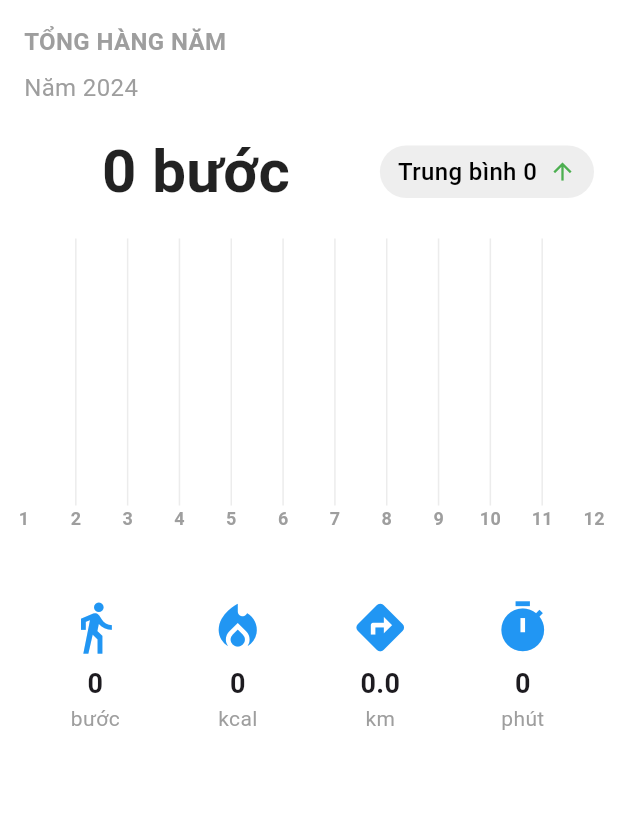
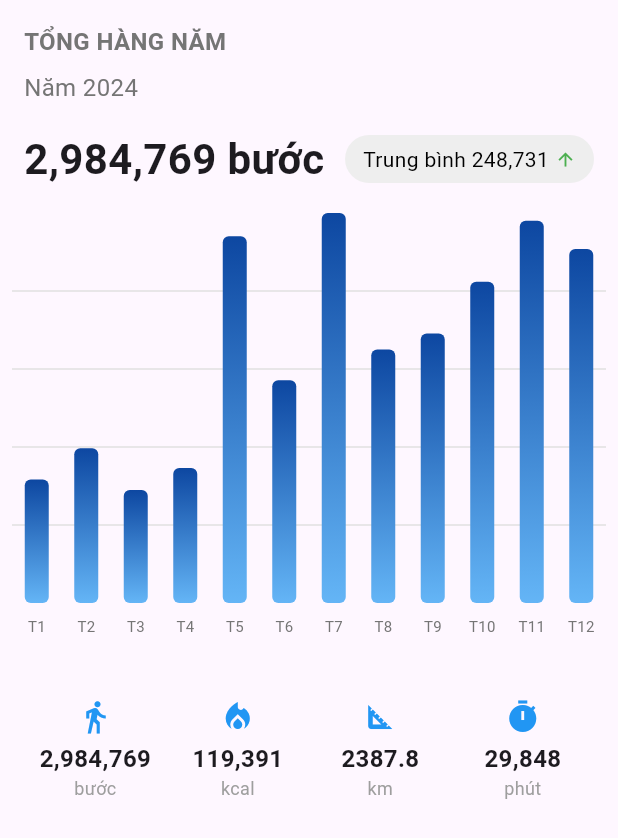
Before and after one commit to quan2003/Pro_Tech-App, a Flutter app: the YearScreen screen opened directly, on a phone screen of 412 x 824 dp. Shown: the top 838 px of the screen. Run offline on Flutter 3.47's test engine with Material 3 defaults, Android fonts, the phone set to English and light mode, and no system bars; drawn by our look-alikes of fl_chart; our stand-ins replace cloud_firestore, csv, firebase_auth, firebase_core, firebase_messaging, firebase_storage and 10 more; missing offline and left inert: flutter_facebook_auth; accounts and stored records are empty.

Commit message:
Update Year

```diff
--- a/Flutter_Login_App/lib/views/controller/DayCell.dart
+++ b/Flutter_Login_App/lib/views/controller/DayCell.dart
@@ -6,11 +6,11 @@ class DayCell extends StatelessWidget {
   final double progressPercent;
 
   const DayCell({
-    Key? key,
+    super.key,
     required this.day,
     required this.isCurrentMonth,
     required this.progressPercent,
-  }) : super(key: key);
+  });
 
   @override
   Widget build(BuildContext context) {
--- a/Flutter_Login_App/lib/views/controller/SignInController.dart
+++ b/Flutter_Login_App/lib/views/controller/SignInController.dart
@@ -69,11 +69,11 @@ void _showDetailedErrorSnackbar(String errorType, String errorCode, String error
     "An error occurred during sign-in.",
     backgroundColor: Colors.red,
     colorText: Colors.white,
-    duration: Duration(seconds: 10),
+    duration: const Duration(seconds: 10),
     messageText: Column(
       crossAxisAlignment: CrossAxisAlignment.start,
       children: [
-        Text("Error Type: $errorType", style: TextStyle(fontWeight: FontWeight.bold)),
+        Text("Error Type: $errorType", style: const TextStyle(fontWeight: FontWeight.bold)),
         Text("Error Code: $errorCode"),
         Text("Error Message: $errorMessage"),
       ],
@@ -90,7 +90,7 @@ void _showErrorSnackbar(String message) {
     message,
     backgroundColor: Colors.red,
     colorText: Colors.white,
-    duration: Duration(seconds: 5),
+    duration: const Duration(seconds: 5),
   );
 }
   /// Đăng nhập bằng Facebook
--- a/Flutter_Login_App/lib/views/screens/HomeFirst.dart
+++ b/Flutter_Login_App/lib/views/screens/HomeFirst.dart
@@ -2,9 +2,9 @@
 
 import 'package:flutter/material.dart';
 import 'package:flutter_login_app/views/screens/StepGoalScreen.dart';
-import 'package:get/get.dart'; // Import GetX để sử dụng điều hướng
+// Import GetX để sử dụng điều hướng
 
-import '../Routes/AppRoutes.dart'; // Đảm bảo đường dẫn đúng tới AppRoutes
+// Đảm bảo đường dẫn đúng tới AppRoutes
 
 class HomeFirst extends StatelessWidget {
   const HomeFirst({super.key}); // Sử dụng const và Key để tối ưu hóa
--- a/Flutter_Login_App/lib/views/screens/TermsAndConditionsScreen.dart
+++ b/Flutter_Login_App/lib/views/screens/TermsAndConditionsScreen.dart
@@ -1,9 +1,6 @@
 import 'package:flutter/material.dart';
 import 'package:flutter_login_app/views/screens/HomeFirst.dart';
-import 'package:get/get.dart';
 import 'package:flutter_markdown/flutter_markdown.dart';
-import '../Routes/AppRoutes.dart';
-import './HomeFirst.dart';
 
 class TermsAndConditionsScreen extends StatefulWidget {
   const TermsAndConditionsScreen({super.key});
--- a/Flutter_Login_App/lib/views/screens/YearScreen.dart
+++ b/Flutter_Login_App/lib/views/screens/YearScreen.dart
@@ -1,8 +1,7 @@
 import 'package:flutter/material.dart';
-import 'package:cloud_firestore/cloud_firestore.dart';
-import 'package:firebase_auth/firebase_auth.dart';
 import 'package:fl_chart/fl_chart.dart';
 import 'package:intl/intl.dart';
+import 'dart:math';
 
 class YearScreen extends StatefulWidget {
   const YearScreen({Key? key}) : super(key: key);
@@ -12,8 +11,12 @@ class YearScreen extends StatefulWidget {
 }
 
 class _YearScreenState extends State<YearScreen> {
-  final FirebaseFirestore _firestore = FirebaseFirestore.instance;
-  final FirebaseAuth _auth = FirebaseAuth.instance;
+  final Map<String, IconData> iconMap = {
+    'directions_walk': Icons.directions_walk,
+    'local_fire_department': Icons.local_fire_department,
+    'straighten': Icons.square_foot,
+    'timer': Icons.timer,
+  };
 
   Map<String, int> monthlyData = {};
   int totalSteps = 0;
@@ -21,278 +24,263 @@ class _YearScreenState extends State<YearScreen> {
   double totalCalories = 0;
   double totalDistance = 0;
   int totalMinutes = 0;
-  int stepGoal = 60000; // Giả sử mục tiêu hàng tháng là 60,000 bước
   DateTime? startOfYear;
   DateTime? endOfYear;
-  bool _isLoading = true;
 
   @override
   void initState() {
     super.initState();
-    _loadDataFromFirebase();
+    _generateMockData();
   }
 
-  Future<void> _loadDataFromFirebase() async {
-    setState(() {
-      _isLoading = true;
-    });
+  void _generateMockData() {
+    final random = Random();
+    startOfYear = DateTime(2024, 1, 1);
+    endOfYear = DateTime(2024, 12, 31);
 
-    try {
-      User? user = _auth.currentUser;
-      if (user == null) {
-        print('No user logged in');
-        return;
+    for (int month = 1; month <= 12; month++) {
+      String monthKey = DateFormat('yyyy-MM').format(DateTime(2024, month, 1));
+      int steps = random.nextInt(300000) +
+          100000; // Random steps between 100,000 and 400,000
+      monthlyData[monthKey] = steps;
+      totalSteps += steps;
     }
 
-      DateTime now = DateTime.now();
-      startOfYear = DateTime(now.year, 1, 1);
-      endOfYear = DateTime(now.year, 12, 31);
+    averageSteps = totalSteps / 12;
+    totalCalories = totalSteps * 0.04; // Assuming 0.04 calories per step
+    totalDistance = totalSteps * 0.0008; // Assuming 0.0008 km per step
+    totalMinutes =
+        (totalSteps * 0.01).round(); // Assuming 0.01 minutes per step
 
-      String startDate = DateFormat('yyyy-M-d').format(startOfYear!);
-      String endDate = DateFormat('yyyy-M-d').format(endOfYear!);
-
-      var collectionRef = _firestore
-          .collection('activity_data')
-          .doc(user.uid)
-          .collection('daily_data');
-
-      QuerySnapshot querySnapshot = await collectionRef
-          .where(FieldPath.documentId, isGreaterThanOrEqualTo: startDate)
-          .where(FieldPath.documentId, isLessThanOrEqualTo: endDate)
-          .get();
-
-      if (querySnapshot.docs.isEmpty) {
-        print('No data found for this year.');
-      } else {
-        totalSteps = 0;
-        totalCalories = 0;
-        totalDistance = 0;
-        totalMinutes = 0;
-
-        for (var doc in querySnapshot.docs) {
-          Map<String, dynamic> docData = doc.data() as Map<String, dynamic>;
-          DateTime date = DateFormat('yyyy-M-d').parse(doc.id);
-          String monthKey = DateFormat('yyyy-MM').format(date);
-
-          int steps = (docData['steps'] ?? 0).toInt();
-          monthlyData[monthKey] = (monthlyData[monthKey] ?? 0) + steps;
-
-          totalSteps += steps;
-          totalCalories += (docData['calories'] ?? 0).toDouble();
-          totalDistance += (docData['distance'] ?? 0).toDouble();
-          int minutes = (docData['minutes'] ?? 0).toInt();
-          totalMinutes += minutes;
+    setState(() {}); // Update the UI with the new data
   }
 
-        averageSteps = totalSteps / 365;
+  Widget _buildYearChart() {
+    double maxY = monthlyData.values.reduce(max).toDouble();
+    List<BarChartGroupData> barGroups = [];
 
-        print('Total Steps: $totalSteps');
-        print('Average Steps: $averageSteps');
-        print('Total Calories: $totalCalories');
-        print('Total Distance: $totalDistance');
-        print('Total Minutes: $totalMinutes');
+    for (int i = 1; i <= 12; i++) {
+      String monthKey =
+          DateFormat('yyyy-MM').format(DateTime(startOfYear!.year, i, 1));
+      double steps = monthlyData[monthKey]?.toDouble() ?? 0;
+
+      barGroups.add(BarChartGroupData(
+        x: i,
+        barRods: [
+          BarChartRodData(
+            toY: steps,
+            gradient: _barsGradient,
+            width: 16,
+            borderRadius: BorderRadius.circular(4),
+          ),
+        ],
+      ));
     }
-    } catch (e) {
-      print('Error loading data: $e');
-    } finally {
-      if (mounted) {
-        setState(() {
-          _isLoading = false;
-        });
+
+    return Container(
+      height: 300,
+      padding: EdgeInsets.symmetric(horizontal: 8),
+      child: BarChart(
+        BarChartData(
+          alignment: BarChartAlignment.spaceAround,
+          maxY: maxY,
+          barTouchData: BarTouchData(
+            enabled: true,
+            touchTooltipData: BarTouchTooltipData(
+              tooltipBorder: BorderSide(color: Colors.blueAccent, width: 1),
+              tooltipRoundedRadius: 8,
+              getTooltipItem: (group, groupIndex, rod, rodIndex) {
+                String monthName = DateFormat('MMMM')
+                    .format(DateTime(startOfYear!.year, group.x.toInt(), 1));
+                return BarTooltipItem(
+                  '$monthName\n',
+                  const TextStyle(
+                    color: Colors.blueAccent,
+                    fontWeight: FontWeight.bold,
+                    fontSize: 14,
+                  ),
+                  children: <TextSpan>[
+                    TextSpan(
+                      text:
+                          '${NumberFormat('#,###').format(rod.toY.round())} bước',
+                      style: const TextStyle(
+                        color: Colors.black,
+                        fontSize: 16,
+                        fontWeight: FontWeight.w500,
+                      ),
+                    ),
+                  ],
+                );
+              },
+            ),
+          ),
+          titlesData: FlTitlesData(
+            show: true,
+            bottomTitles: AxisTitles(
+              sideTitles: SideTitles(
+                showTitles: true,
+                getTitlesWidget: (value, meta) {
+                  const months = [
+                    'T1',
+                    'T2',
+                    'T3',
+                    'T4',
+                    'T5',
+                    'T6',
+                    'T7',
+                    'T8',
+                    'T9',
+                    'T10',
+                    'T11',
+                    'T12'
+                  ];
+                  return Padding(
+                    padding: const EdgeInsets.only(top: 8.0),
+                    child: Text(
+                      months[value.toInt() - 1],
+                      style: TextStyle(color: Colors.grey[600], fontSize: 10),
+                    ),
+                  );
+                },
+                reservedSize: 40,
+              ),
+            ),
+            leftTitles: AxisTitles(sideTitles: SideTitles(showTitles: false)),
+            topTitles: AxisTitles(sideTitles: SideTitles(showTitles: false)),
+            rightTitles: AxisTitles(sideTitles: SideTitles(showTitles: false)),
+          ),
+          gridData: FlGridData(
+            show: true,
+            drawHorizontalLine: true,
+            horizontalInterval: maxY / 5,
+            drawVerticalLine: false,
+            getDrawingHorizontalLine: (value) {
+              return FlLine(
+                color: Colors.grey[300]!,
+                strokeWidth: 1,
+              );
+            },
+          ),
+          borderData: FlBorderData(show: false),
+          barGroups: barGroups,
+        ),
+      ),
+    );
   }
-    }
-  }
+
+  LinearGradient get _barsGradient => LinearGradient(
+        colors: [
+          Colors.blue.shade300,
+          Colors.blue.shade900,
+        ],
+        begin: Alignment.bottomCenter,
+        end: Alignment.topCenter,
+      );
 
   @override
 Widget build(BuildContext context) {
   return Scaffold(
-      backgroundColor: Colors.white,
-      body: _isLoading
-          ? Center(child: CircularProgressIndicator())
-          : _buildYearContent(),
-    );
-  }
-
-  Widget _buildYearContent() {
-    return SingleChildScrollView(
+    // appBar: AppBar(
+    //   title: Text('Bước chân'),
+    //   backgroundColor: Colors.white,
+    //   foregroundColor: Colors.black,
+    //   elevation: 0,
+    // ),
+    body: SingleChildScrollView(
+      child: Column(
+        crossAxisAlignment: CrossAxisAlignment.start,
+        children: [
+          Padding(
             padding: const EdgeInsets.all(16.0),
             child: Column(
               crossAxisAlignment: CrossAxisAlignment.start,
               children: [
-          const Text(
+                Text(
                   'TỔNG HÀNG NĂM',
-            style: TextStyle(
-                fontSize: 16, fontWeight: FontWeight.bold, color: Colors.grey),
+                  style: TextStyle(fontSize: 16, fontWeight: FontWeight.bold, color: Colors.grey[600]),
                 ),
-          const SizedBox(height: 8),
+                SizedBox(height: 8),
                 Text(
                   'Năm ${startOfYear?.year ?? ''}',
-            style: const TextStyle(color: Colors.grey, fontSize: 16),
+                  style: TextStyle(fontSize: 16, color: Colors.grey[600]),
                 ),
-          const SizedBox(height: 16),
+                SizedBox(height: 16),
                 Row(
                   mainAxisAlignment: MainAxisAlignment.spaceBetween,
                   children: [
                     Expanded(
                       child: FittedBox(
                         fit: BoxFit.scaleDown,
+                        alignment: Alignment.centerLeft,
                         child: Text(
-                    '$totalSteps bước',
-                    style: const TextStyle(
-                      fontSize: 40,
-                      fontWeight: FontWeight.bold,
-                      color: Colors.black87,
+                          '${NumberFormat('#,###').format(totalSteps)} bước',
+                          style: TextStyle(fontSize: 28, fontWeight: FontWeight.bold),
                         ),
                       ),
                     ),
-              ),
-              const SizedBox(width: 8),
+                    SizedBox(width: 8),
                     Container(
-                padding:
-                    const EdgeInsets.symmetric(horizontal: 12, vertical: 6),
+                      padding: EdgeInsets.symmetric(horizontal: 12, vertical: 6),
                       decoration: BoxDecoration(
                         color: Colors.grey[200],
-                  borderRadius: BorderRadius.circular(30),
+                        borderRadius: BorderRadius.circular(20),
                       ),
                       child: Row(
+                        mainAxisSize: MainAxisSize.min,
                         children: [
                           Text(
-                      'Trung bình ${averageSteps.toStringAsFixed(0)}',
-                      style: const TextStyle(
-                        fontSize: 16,
-                        color: Colors.black,
-                        fontWeight: FontWeight.w500,
+                            'Trung bình ${NumberFormat('#,###').format(averageSteps.round())}',
+                            style: TextStyle(fontSize: 14, color: Colors.black),
                           ),
-                    ),
-                    const SizedBox(width: 8),
-                    const Icon(Icons.arrow_upward,
-                        color: Colors.green, size: 18),
+                          SizedBox(width: 4),
+                          Icon(Icons.arrow_upward, color: Colors.green, size: 14),
                         ],
                       ),
                     ),
                   ],
                 ),
-          const SizedBox(height: 16),
+              ],
+            ),
+          ),
           _buildYearChart(),
-          const SizedBox(height: 40),
-          Row(
-            mainAxisAlignment: MainAxisAlignment.spaceAround,
+          SizedBox(height: 24),
+          Padding(
+            padding: const EdgeInsets.symmetric(horizontal: 16.0),
+            child: _buildStatisticsSummary(),
+          ),
+        ],
+      ),
+    ),
+  );
+}
+
+  Widget _buildStatisticsSummary() {
+  return Row(
+    mainAxisAlignment: MainAxisAlignment.spaceBetween,
     children: [
-              _buildStatItem('bước', '$totalSteps', Icons.directions_walk),
-              _buildStatItem('kcal', '${totalCalories.toStringAsFixed(0)}',
-                  Icons.local_fire_department),
-              _buildStatItem('km', '${totalDistance.toStringAsFixed(1)}',
-                  Icons.directions),
-              _buildStatItem('phút', '$totalMinutes', Icons.timer),
+      _buildStatItem('directions_walk', NumberFormat('#,###').format(totalSteps), 'bước'),
+      _buildStatItem('local_fire_department', NumberFormat('#,###').format(totalCalories.round()), 'kcal'),
+      _buildStatItem('straighten', totalDistance.toStringAsFixed(1), 'km'),
+      _buildStatItem('timer', NumberFormat('#,###').format(totalMinutes), 'phút'),
     ],
+  );
+}
+Widget _buildStatItem(String iconName, String value, String label) {
+  return Expanded(
+    child: Column(
+      children: [
+        Icon(iconMap[iconName] ?? Icons.error, size: 24, color: Colors.blue),
+        SizedBox(height: 4),
+        FittedBox(
+          fit: BoxFit.scaleDown,
+          child: Text(value, style: TextStyle(fontSize: 16, fontWeight: FontWeight.bold)),
+        ),
+        FittedBox(
+          fit: BoxFit.scaleDown,
+          child: Text(label, style: TextStyle(fontSize: 12, color: Colors.grey)),
         ),
       ],
     ),
   );
   }
-
- Widget _buildYearChart() {
-  List<FlSpot> spots = [];
-  double maxY = 0;
-
-  for (int i = 1; i <= 12; i++) {
-    String monthKey = DateFormat('yyyy-MM').format(DateTime(startOfYear!.year, i, 1));
-    double steps = (monthlyData[monthKey] ?? 0).toDouble();
-    if (steps > 0) {
-      spots.add(FlSpot(i.toDouble(), steps));
-      if (steps > maxY) maxY = steps;
 }
-  }
-
-  return SizedBox(
-    height: 200,
-    child: LineChart(
-      LineChartData(
-        gridData: FlGridData(
-          show: true,
-          drawVerticalLine: true,
-          horizontalInterval: maxY / 4,
-          verticalInterval: 1,
-          getDrawingVerticalLine: (value) {
-            return FlLine(
-              color: Colors.grey.withOpacity(0.2),
-              strokeWidth: 1,
-            );
-          },
-          getDrawingHorizontalLine: (value) {
-            return FlLine(
-              color: Colors.grey.withOpacity(0.2),
-              strokeWidth: 1,
-            );
-          },
-        ),
-        titlesData: FlTitlesData(
-          bottomTitles: AxisTitles(
-            sideTitles: SideTitles(
-              showTitles: true,
-              reservedSize: 22,
-              interval: 1,
-              getTitlesWidget: (value, meta) {
-                return Text(
-                  value.toInt().toString(),
-                  style: TextStyle(
-                    color: Colors.grey,
-                    fontWeight: FontWeight.bold,
-                    fontSize: 12,
-                  ),
-                );
-              },
-            ),
-          ),
-          leftTitles: AxisTitles(sideTitles: SideTitles(showTitles: false)),
-          topTitles: AxisTitles(sideTitles: SideTitles(showTitles: false)),
-          rightTitles: AxisTitles(sideTitles: SideTitles(showTitles: false)),
-        ),
-        borderData: FlBorderData(show: false),
-        minX: 1,
-        maxX: 12,
-        minY: 0,
-        maxY: maxY,
-        lineBarsData: [
-          LineChartBarData(
-            spots: spots,
-            isCurved: false,
-            color: Colors.blue,
-            barWidth: 2,
-            isStrokeCapRound: true,
-            dotData: FlDotData(
-              show: true,
-              getDotPainter: (spot, percent, barData, index) => FlDotCirclePainter(
-                radius: 6,
-                color: Colors.white,
-                strokeWidth: 2,
-                strokeColor: Colors.blue,
-              ),
-            ),
-            belowBarData: BarAreaData(show: false),
-          ),
-        ],
-        lineTouchData: LineTouchData(enabled: false),
-      ),
-    ),
-  );
-}
-
-
-  Widget _buildStatItem(String label, String value, IconData icon) {
-    return Column(
-      children: [
-        Icon(icon, size: 38, color: Colors.blue),
-        const SizedBox(height: 6),
-        Text(
-          value,
-          style: const TextStyle(fontSize: 18, fontWeight: FontWeight.bold),
-        ),
-        Text(
-          label,
-          style: const TextStyle(fontSize: 14, color: Colors.grey),
-        ),
-      ],
-    );
-  }
-}
```
Also changed, not shown: Flutter_Login_App/lib/views/controller/ProgressRing.dart (+5 -5 lines), Flutter_Login_App/lib/views/screens/MonthScreen.dart (+5 -5 lines), Flutter_Login_App/lib/views/screens/WeekScreen.dart (+5 -5 lines). Lines whose indentation alone changed are shown as unchanged.
